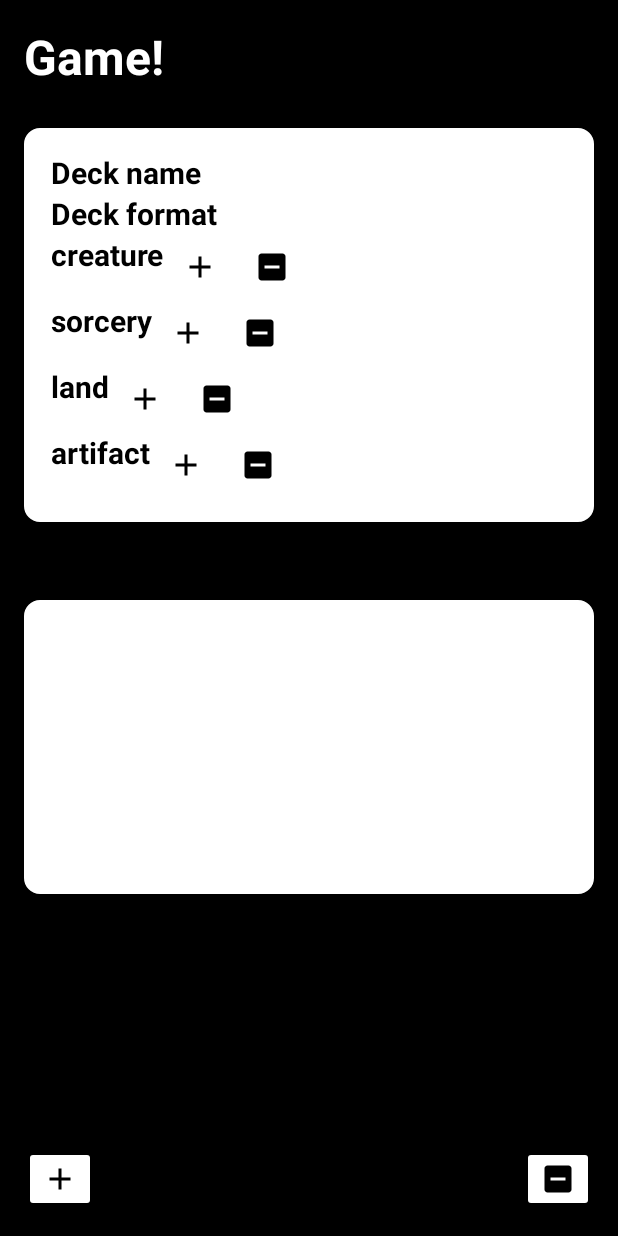
After one commit to 1337erik2288/GreenBotPrikolist, an Android app: the GameActivity screen opened directly, with no data from a screen before it, on a phone screen of 412 x 824 dp. The commit adds this screen. Run offline under Robolectric (Android 15) with nearby library versions, the phone set to English and light mode, and no system bars; 9 statements that could not run were skipped.

Commit message:
не то шобы все не работает, но все не работает...

```diff
--- a/app/src/main/AndroidManifest.xml
+++ b/app/src/main/AndroidManifest.xml
@@ -11,6 +11,9 @@
         android:supportsRtl="true"
         android:theme="@style/Theme.GreenBotPrikolist"
         tools:targetApi="31">
+        <activity
+            android:name=".GameActivity"
+            android:exported="false" />
         <activity
             android:name=".NoteDetailsActivity"
             android:exported="false" />
--- /dev/null
+++ b/app/src/main/java/com/example/greenbotprikolist/GameActivity.java
@@ -0,0 +1,78 @@
+package com.example.greenbotprikolist;
+
+import androidx.appcompat.app.AppCompatActivity;
+
+import android.os.Bundle;
+import android.widget.ImageButton;
+import android.widget.TextView;
+
+public class GameActivity extends AppCompatActivity {
+
+    TextView deckNameEditText, deckFormatEditText, creatureCount, sorceryCount, landCount, artifactCount, creatureInformation, sorceryInformation, landInformation, artifactInformation, winInformation, loseInformation;
+
+    ImageButton plusCreatureBtn, minusCreatureBtn, plusSorceryBtn, minusSorceryBtn, plusLandBtn, minusLandBtn, plusArtifactBtn, minusArtifactBtn, winBtn, loseBtn;
+    String  nameDeck, formatDeck, creature, land, sorcery, artifact,win, lose, docId;
+
+    @Override
+    protected void onCreate(Bundle savedInstanceState) {
+        super.onCreate(savedInstanceState);
+        setContentView(R.layout.activity_game);
+
+        deckNameEditText = findViewById(R.id.game_deck_name_edit);
+        deckFormatEditText = findViewById(R.id.game_deck_format_edit);
+        creatureCount = findViewById(R.id.game_creature_edit);
+        sorceryCount = findViewById(R.id.game_sorcery_edit);
+        landCount = findViewById(R.id.game_land_edit);
+        artifactCount = findViewById(R.id.game_artifact_edit);
+        creatureInformation = findViewById(R.id.game_deck_creature_information);
+        sorceryInformation = findViewById(R.id.game_deck_sorcery_information);
+        landInformation = findViewById(R.id.game_deck_land_information);
+        artifactInformation = findViewById(R.id.game_deck_artifact_information);
+        winInformation = findViewById(R.id.game_deck_win_information);
+        loseInformation = findViewById(R.id.game_deck_lose_information);
+        plusCreatureBtn = findViewById(R.id.plus_creature_btn);
+        minusCreatureBtn = findViewById(R.id.minus_creature_btn);
+        plusSorceryBtn = findViewById(R.id.plus_sorcery_btn);
+        minusSorceryBtn = findViewById(R.id.minus_sorcery_btn);
+        plusLandBtn = findViewById(R.id.plus_land_btn);
+        minusLandBtn = findViewById(R.id.minus_land_btn);
+        plusArtifactBtn = findViewById(R.id.plus_artifact_btn);
+        minusArtifactBtn = findViewById(R.id.minus_artifact_btn);
+        winBtn = findViewById(R.id.add_win_btn);
+        loseBtn = findViewById(R.id.add_lose_btn);
+
+        nameDeck = getIntent().getStringExtra("nameDeck");
+        formatDeck = getIntent().getStringExtra("formatDeck");
+        creature = getIntent().getStringExtra("creature");
+        land = getIntent().getStringExtra("land");
+        sorcery = getIntent().getStringExtra("sorcery");
+        artifact = getIntent().getStringExtra("artifact");
+        win = getIntent().getStringExtra("win");
+        lose = getIntent().getStringExtra("lose");
+        docId = getIntent().getStringExtra("docId");
+
+        deckNameEditText.setText(nameDeck);
+        deckFormatEditText.setText(formatDeck);
+        creatureCount.setText(creature);
+        landCount.setText(land);
+        artifactCount.setText(artifact);
+        sorceryCount.setText(sorcery);
+        winInformation.setText(win);
+        loseInformation.setText(lose);
+        OnChange();
+    }
+    public void OnChange(){
+
+        Integer sum, helpCreature, helpSorcery, helpLand, helpArtifact;
+        sum = Integer.parseInt(String.valueOf(creatureCount))+Integer.parseInt(String.valueOf(landCount))+Integer.parseInt(String.valueOf(sorceryCount))+Integer.parseInt(String.valueOf(artifactCount));
+        helpCreature = Integer.parseInt(String.valueOf(creatureCount))/sum*100;
+        helpSorcery = Integer.parseInt(sorcery)/sum*100;
+        helpLand = Integer.parseInt(land)/sum*100;
+        helpArtifact= Integer.parseInt(artifact)/sum*100;
+        creatureInformation.setText(helpCreature);
+        sorceryInformation.setText(helpSorcery);
+        landInformation.setText(helpLand);
+        artifactInformation.setText(helpArtifact);
+        return;
+    }
+}
--- a/app/src/main/java/com/example/greenbotprikolist/Note.java
+++ b/app/src/main/java/com/example/greenbotprikolist/Note.java
@@ -11,10 +11,30 @@ public class Note {
     private String sorcery;
     private String artifact;
 
+    private String winCount;
+
+    private String loseCount;
+
     private Timestamp timestamp;
 
     public Note() {
 
+    }
+
+    public String getWinCount() {
+        return winCount;
+    }
+
+    public void setWinCount(String winCount) {
+        this.winCount = winCount;
+    }
+
+    public String getLoseCount() {
+        return loseCount;
+    }
+
+    public void setLoseCount(String loseCount) {
+        this.loseCount = loseCount;
     }
 
     public String getCreature() {
--- a/app/src/main/java/com/example/greenbotprikolist/NoteAdapter.java
+++ b/app/src/main/java/com/example/greenbotprikolist/NoteAdapter.java
@@ -33,14 +33,15 @@ public class NoteAdapter extends FirestoreRecyclerAdapter<Note, NoteAdapter.Deck
         holder.artifactTextView.setText(deck.getArtifact());
         holder.timestampTextView.setText(Utility.timestampToString(deck.getTimestamp()));
 
+
         holder.itemView.setOnClickListener((v)-> {
-            Intent intent = new Intent(context,NoteDetailsActivity.class);
-            intent.putExtra("name", deck.getDeckName());
-            intent.putExtra("format", deck.getDeckFormat());
+            Intent intent = new Intent(context,GameActivity.class);
             intent.putExtra("creature", deck.getCreature());
             intent.putExtra("land", deck.getLand());
             intent.putExtra("artifact", deck.getArtifact());
             intent.putExtra("sorcery", deck.getSorcery());
+            intent.putExtra("win", deck.getWinCount());
+            intent.putExtra("lose", deck.getLoseCount());
             String docId = this.getSnapshots().getSnapshot(position).getId();
             intent.putExtra("docId", docId);
             context.startActivity(intent);
--- /dev/null
+++ b/app/src/main/res/drawable/baseline_indeterminate_check_box_24.xml
@@ -0,0 +1,5 @@
+<vector android:height="24dp" android:tint="#000000"
+    android:viewportHeight="24" android:viewportWidth="24"
+    android:width="24dp" xmlns:android="http://schemas.android.com/apk/res/android">
+    <path android:fillColor="@android:color/white" android:pathData="M19,3H5C3.9,3 3,3.9 3,5v14c0,1.1 0.9,2 2,2h14c1.1,0 2,-0.9 2,-2V5C21,3.9 20.1,3 19,3zM17,13H7v-2h10V13z"/>
+</vector>
--- /dev/null
+++ b/app/src/main/res/layout/activity_game.xml
@@ -0,0 +1,275 @@
+<?xml version="1.0" encoding="utf-8"?>
+<RelativeLayout xmlns:android="http://schemas.android.com/apk/res/android"
+    xmlns:app="http://schemas.android.com/apk/res-auto"
+    xmlns:tools="http://schemas.android.com/tools"
+    android:layout_width="match_parent"
+    android:layout_height="match_parent"
+    android:background="@color/black"
+    android:padding="16sp"
+    tools:context=".GameActivity">
+    <RelativeLayout
+        android:layout_width="match_parent"
+        android:layout_height="wrap_content"
+        android:id="@+id/title_bar_layout">
+        <TextView
+            android:layout_width="wrap_content"
+            android:layout_height="wrap_content"
+            android:id="@+id/page_title"
+            android:text="@string/game"
+            android:textColor="@color/white"
+            android:textSize="32sp"
+            android:textStyle="bold"/>
+    </RelativeLayout>
+    <LinearLayout
+        android:layout_width="match_parent"
+        android:layout_height="wrap_content"
+        android:layout_below="@id/title_bar_layout"
+        android:orientation="vertical"
+        android:id="@+id/deck_information"
+        android:padding="16sp"
+        android:layout_marginVertical="26dp"
+        android:backgroundTint="@color/white"
+        android:background="@drawable/rounded_corner">
+        <LinearLayout
+            android:layout_width="match_parent"
+            android:layout_height="wrap_content"
+            android:orientation="horizontal"
+            android:paddingHorizontal="2dp">
+            <TextView
+                android:layout_width="wrap_content"
+                android:layout_height="wrap_content"
+                android:id="@+id/game_deck_name"
+                android:text="@string/deck_name"
+                android:textColor="@color/black"
+                android:textSize="20sp"
+                android:textStyle="bold"/>
+            <TextView
+                android:layout_width="wrap_content"
+                android:layout_height="wrap_content"
+                android:id="@+id/game_deck_name_edit"
+                android:text=""
+                android:textColor="@color/black"
+                android:textSize="20sp" />
+        </LinearLayout>
+        <LinearLayout
+            android:layout_width="match_parent"
+            android:layout_height="wrap_content"
+            android:orientation="horizontal"
+            android:paddingHorizontal="2dp">
+            <TextView
+                android:layout_width="wrap_content"
+                android:layout_height="wrap_content"
+                android:id="@+id/game_deck_format"
+                android:text="@string/deck_format"
+                android:textColor="@color/black"
+                android:textSize="20sp"
+                android:textStyle="bold"/>
+            <TextView
+                android:layout_width="wrap_content"
+                android:layout_height="wrap_content"
+                android:id="@+id/game_deck_format_edit"
+                android:text=""
+                android:textColor="@color/black"
+                android:textSize="20sp" />
+        </LinearLayout>
+        <LinearLayout
+            android:layout_width="match_parent"
+            android:layout_height="wrap_content"
+            android:orientation="horizontal"
+            android:paddingHorizontal="2dp">
+            <TextView
+                android:layout_width="wrap_content"
+                android:layout_height="wrap_content"
+                android:id="@+id/game_creature"
+                android:text="@string/creature"
+                android:textColor="@color/black"
+                android:textSize="20sp"
+                android:textStyle="bold"/>
+            <TextView
+                android:layout_width="wrap_content"
+                android:layout_height="wrap_content"
+                android:id="@+id/game_creature_edit"
+                android:text=""
+                android:textColor="@color/black"
+                android:textSize="20sp" />
+            <ImageButton
+                android:layout_width="wrap_content"
+                android:layout_height="wrap_content"
+                android:id="@+id/plus_creature_btn"
+                android:backgroundTint="@color/white"
+                android:src="@drawable/baseline_add_24"/>
+            <ImageButton
+                android:layout_width="wrap_content"
+                android:layout_height="wrap_content"
+                android:id="@+id/minus_creature_btn"
+                android:backgroundTint="@color/white"
+                android:src="@drawable/baseline_indeterminate_check_box_24"/>
+        </LinearLayout>
+        <LinearLayout
+            android:layout_width="match_parent"
+            android:layout_height="wrap_content"
+            android:orientation="horizontal"
+            android:paddingHorizontal="2dp">
+            <TextView
+                android:layout_width="wrap_content"
+                android:layout_height="wrap_content"
+                android:id="@+id/game_sorcery"
+                android:text="@string/sorcery"
+                android:textColor="@color/black"
+                android:textSize="20sp"
+                android:textStyle="bold"/>
+            <TextView
+                android:layout_width="wrap_content"
+                android:layout_height="wrap_content"
+                android:id="@+id/game_sorcery_edit"
+                android:text=""
+                android:textColor="@color/black"
+                android:textSize="20sp" />
+            <ImageButton
+                android:layout_width="wrap_content"
+                android:layout_height="wrap_content"
+                android:id="@+id/plus_sorcery_btn"
+                android:backgroundTint="@color/white"
+                android:src="@drawable/baseline_add_24"/>
+            <ImageButton
+                android:layout_width="wrap_content"
+                android:layout_height="wrap_content"
+                android:id="@+id/minus_sorcery_btn"
+                android:backgroundTint="@color/white"
+                android:src="@drawable/baseline_indeterminate_check_box_24"/>
+        </LinearLayout>
+        <LinearLayout
+            android:layout_width="match_parent"
+            android:layout_height="wrap_content"
+            android:orientation="horizontal"
+            android:paddingHorizontal="2dp">
+            <TextView
+                android:layout_width="wrap_content"
+                android:layout_height="wrap_content"
+                android:id="@+id/game_land"
+                android:text="@string/land"
+                android:textColor="@color/black"
+                android:textSize="20sp"
+                android:textStyle="bold"/>
+            <TextView
+                android:layout_width="wrap_content"
+                android:layout_height="wrap_content"
+                android:id="@+id/game_land_edit"
+                android:text=""
+                android:textColor="@color/black"
+                android:textSize="20sp" />
+            <ImageButton
+                android:layout_width="wrap_content"
+                android:layout_height="wrap_content"
+                android:id="@+id/plus_land_btn"
+                android:backgroundTint="@color/white"
+                android:src="@drawable/baseline_add_24"/>
+            <ImageButton
+                android:layout_width="wrap_content"
+                android:layout_height="wrap_content"
+                android:id="@+id/minus_land_btn"
+                android:backgroundTint="@color/white"
+                android:src="@drawable/baseline_indeterminate_check_box_24"/>
+        </LinearLayout>
+        <LinearLayout
+            android:layout_width="match_parent"
+            android:layout_height="wrap_content"
+            android:orientation="horizontal"
+            android:paddingHorizontal="2dp">
+            <TextView
+                android:layout_width="wrap_content"
+                android:layout_height="wrap_content"
+                android:id="@+id/game_artifact"
+                android:text="@string/artifact"
+                android:textColor="@color/black"
+                android:textSize="20sp"
+                android:textStyle="bold"/>
+            <TextView
+                android:layout_width="wrap_content"
+                android:layout_height="wrap_content"
+                android:id="@+id/game_artifact_edit"
+                android:text=""
+                android:textColor="@color/black"
+                android:textSize="20sp" />
+            <ImageButton
+                android:layout_width="wrap_content"
+                android:layout_height="wrap_content"
+                android:id="@+id/plus_artifact_btn"
+                android:backgroundTint="@color/white"
+                android:src="@drawable/baseline_add_24"/>
+            <ImageButton
+                android:layout_width="wrap_content"
+                android:layout_height="wrap_content"
+                android:id="@+id/minus_artifact_btn"
+                android:backgroundTint="@color/white"
+                android:src="@drawable/baseline_indeterminate_check_box_24"/>
+        </LinearLayout>
+
+    </LinearLayout>
+    <LinearLayout
+        android:layout_width="match_parent"
+        android:layout_height="wrap_content"
+        android:layout_below="@id/deck_information"
+        android:orientation="vertical"
+        android:padding="16sp"
+        android:layout_marginVertical="26dp"
+        android:backgroundTint="@color/white"
+        android:background="@drawable/rounded_corner">
+        <TextView
+            android:layout_width="match_parent"
+            android:layout_height="wrap_content"
+            android:id="@+id/game_deck_creature_information"
+            android:textColor="@color/black"
+            android:textSize="20sp" />
+        <TextView
+            android:layout_width="match_parent"
+            android:layout_height="wrap_content"
+            android:id="@+id/game_deck_sorcery_information"
+            android:textColor="@color/black"
+            android:textSize="20sp" />
+        <TextView
+            android:layout_width="match_parent"
+            android:layout_height="wrap_content"
+            android:id="@+id/game_deck_land_information"
+            android:textColor="@color/black"
+            android:textSize="20sp" />
+        <TextView
+            android:layout_width="match_parent"
+            android:layout_height="wrap_content"
+            android:id="@+id/game_deck_artifact_information"
+            android:textColor="@color/black"
+            android:textSize="20sp" />
+        <TextView
+            android:layout_width="match_parent"
+            android:layout_height="wrap_content"
+            android:id="@+id/game_deck_win_information"
+            android:text=""
+            android:textColor="@color/black"
+            android:textSize="20sp" />
+        <TextView
+            android:layout_width="match_parent"
+            android:layout_height="wrap_content"
+            android:id="@+id/game_deck_lose_information"
+            android:text=""
+            android:textColor="@color/black"
+            android:textSize="20sp" />
+
+    </LinearLayout>
+    <ImageButton
+        android:layout_width="wrap_content"
+        android:layout_height="wrap_content"
+        android:id="@+id/add_win_btn"
+        android:layout_alignParentEnd="false"
+        android:layout_alignParentBottom="true"
+        android:backgroundTint="@color/white"
+        android:src="@drawable/baseline_add_24"/>
+    <ImageButton
+        android:layout_width="wrap_content"
+        android:layout_height="wrap_content"
+        android:id="@+id/add_lose_btn"
+        android:layout_alignParentEnd="true"
+        android:layout_alignParentBottom="true"
+        android:backgroundTint="@color/white"
+        android:src="@drawable/baseline_indeterminate_check_box_24"/>
+
+</RelativeLayout>
--- a/app/src/main/res/values/strings.xml
+++ b/app/src/main/res/values/strings.xml
@@ -31,4 +31,5 @@
     <string name="artifact">artifact</string>
     <string name="deck_time">deck time</string>
     <string name="decks">Decks</string>
+    <string name="game">Game!</string>
 </resources>
```
